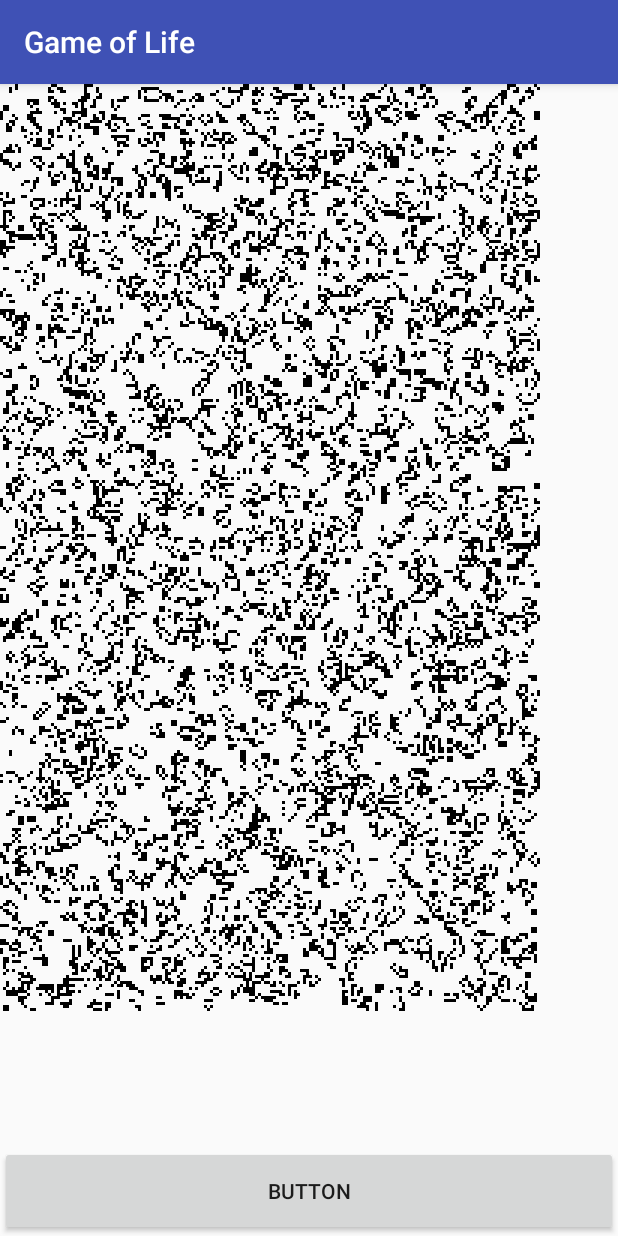
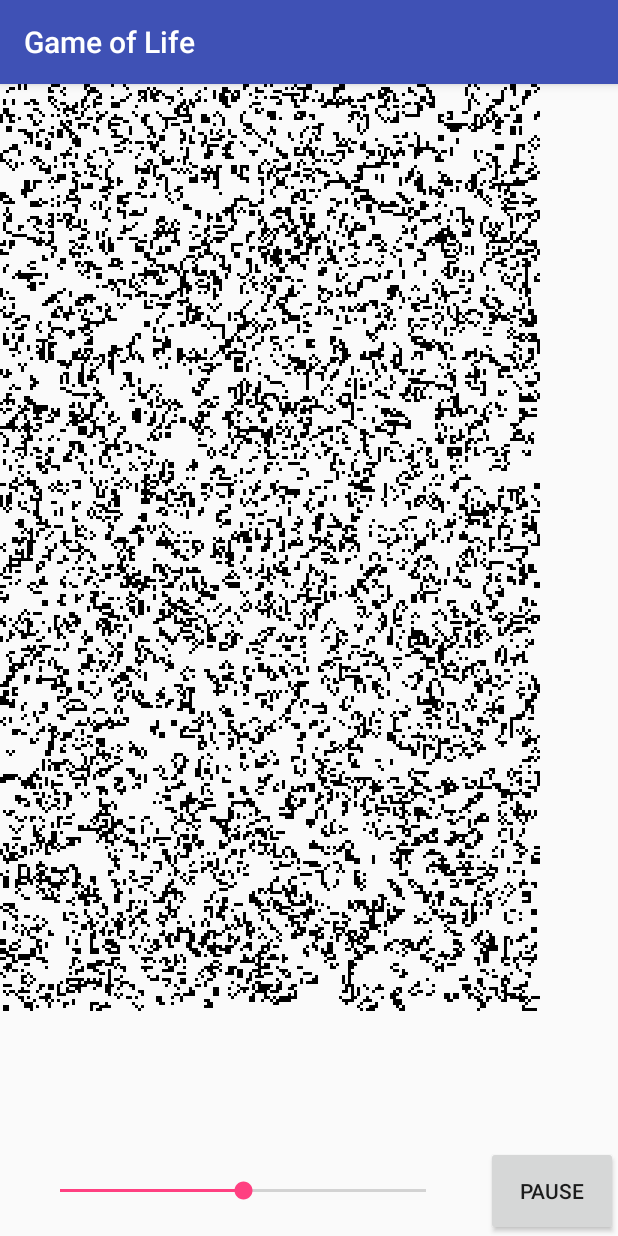
Before and after one commit to vegardsl/GameofLife, an Android app: the screen it shows after launch (GameActivity), on a phone screen of 412 x 824 dp. Run offline under Robolectric (Android 15) with nearby library versions, the phone set to English and light mode, and no system bars.

```diff
--- a/app/src/main/java/com/stjerna/gameoflife/GameActivity.java
+++ b/app/src/main/java/com/stjerna/gameoflife/GameActivity.java
@@ -6,13 +6,17 @@ import android.support.v7.app.AppCompatActivity;
 import android.util.Log;
 import android.view.View;
 import android.view.ViewTreeObserver;
+import android.widget.SeekBar;
+import android.widget.TextView;
 
 import com.stjerna.gameoflife.conway.GameOfLifeImpl;
 
 public class GameActivity extends AppCompatActivity {
 
+  public static final int INITIAL_SPEED_PERCENT = 50;
   GameBoardView gameBoardView;
   GameController gameController;
+  SeekBar speedSelector;
 
   Activity activity;
 
@@ -23,6 +27,26 @@ public class GameActivity extends AppCompatActivity {
 
     activity = this;
 
+    speedSelector = findViewById(R.id.speed_selector);
+    speedSelector.setProgress(INITIAL_SPEED_PERCENT);
+    speedSelector.setOnSeekBarChangeListener(new SeekBar.OnSeekBarChangeListener() {
+      @Override
+      public void onProgressChanged(SeekBar seekBar, int i, boolean b) {
+        Log.d(GameActivity.class.getSimpleName(), "Seekbar pos: " + i + " boolean: " + b);
+        gameController.setSpeedPercent(i);
+      }
+
+      @Override
+      public void onStartTrackingTouch(SeekBar seekBar) {
+        Log.d(GameActivity.class.getSimpleName(), "onStartTrackingTouch");
+      }
+
+      @Override
+      public void onStopTrackingTouch(SeekBar seekBar) {
+        Log.d(GameActivity.class.getSimpleName(), "onStopTrackingTouch");
+      }
+    });
+
     gameBoardView = findViewById(R.id.game_board);
     gameBoardView.getViewTreeObserver().addOnGlobalLayoutListener(new ViewTreeObserver.OnGlobalLayoutListener() {
       @Override
@@ -30,6 +54,7 @@ public class GameActivity extends AppCompatActivity {
         gameBoardView.getViewTreeObserver().removeOnGlobalLayoutListener(this);
         BoardSize boardSize = determineBoardSize(gameBoardView);
         gameController = new GameController(activity, gameBoardView, new GameOfLifeImpl(boardSize.width, boardSize.height));
+        gameController.setSpeedPercent(INITIAL_SPEED_PERCENT);
         gameController.seed(0.4f);
         gameController.startGame();
       }
@@ -43,8 +68,13 @@ public class GameActivity extends AppCompatActivity {
   }
 
   public void onClickToggleGame(View view) {
-    if (gameController.isRunning()) gameController.pauseGame();
-    else gameController.resumeGame();
+    if (gameController.isRunning()) {
+      gameController.pauseGame();
+      if (view instanceof TextView) ((TextView) view).setText("PLAY");
+    } else {
+      gameController.resumeGame();
+      if (view instanceof TextView) ((TextView) view).setText("PAUSE");
+    }
   }
 
   private class BoardSize {
--- a/app/src/main/java/com/stjerna/gameoflife/GameController.java
+++ b/app/src/main/java/com/stjerna/gameoflife/GameController.java
@@ -9,7 +9,7 @@ import java.util.TimerTask;
 class GameController {
 
   private static final int DELAY = 0;
-  private static final int PERIOD_MILLIS = 50;
+  private int periodMillis = 50;
   private Timer timer = new Timer();
 
   private boolean isStarted = false;
@@ -58,12 +58,12 @@ class GameController {
           }
         });
       }
-    }, DELAY, PERIOD_MILLIS);
+    }, DELAY, periodMillis);
   }
 
   private void logStepDuration() {
     long t2 = System.currentTimeMillis();
-    Log.d(GameController.class.getSimpleName(), "Step duration: " + (t2 - t1));
+    //Log.d(GameController.class.getSimpleName(), "Step duration: " + (t2 - t1));
     t1 = t2;
   }
 
@@ -80,4 +80,11 @@ class GameController {
   public boolean isRunning() {
     return isStarted;
   }
+
+  void setSpeedPercent(int speedPercent) {
+    boolean wasRunning = isStarted;
+    if (wasRunning) pauseGame();
+    periodMillis = (1000 * (101 - speedPercent)) / 100; // 101 for non-positive period protection.
+    if (wasRunning) resumeGame();
+  }
 }
--- a/app/src/main/res/layout/activity_game.xml
+++ b/app/src/main/res/layout/activity_game.xml
@@ -21,15 +21,27 @@
         android:id="@+id/game_controls_layout"
         android:layout_width="0dp"
         android:layout_height="60dp"
+        android:hapticFeedbackEnabled="false"
         android:orientation="horizontal"
-        app:layout_constraintRight_toRightOf="parent"
+        app:layout_constraintBottom_toBottomOf="parent"
         app:layout_constraintLeft_toLeftOf="parent"
-        app:layout_constraintBottom_toBottomOf="parent">
+        app:layout_constraintRight_toRightOf="parent">
+
+        <SeekBar
+            android:id="@+id/speed_selector"
+            android:layout_width="wrap_content"
+            android:layout_height="wrap_content"
+            android:layout_gravity="center_vertical"
+            android:layout_marginEnd="24dp"
+            android:layout_marginStart="24dp"
+            android:progress="50"
+            android:layout_weight="1"/>
+
         <Button
-            android:layout_width="match_parent"
+            android:layout_width="wrap_content"
             android:layout_height="match_parent"
-            android:text="Button"
-            android:onClick="onClickToggleGame"/>
+            android:onClick="onClickToggleGame"
+            android:text="PAUSE"/>
     </LinearLayout>
 
 </android.support.constraint.ConstraintLayout>
```
